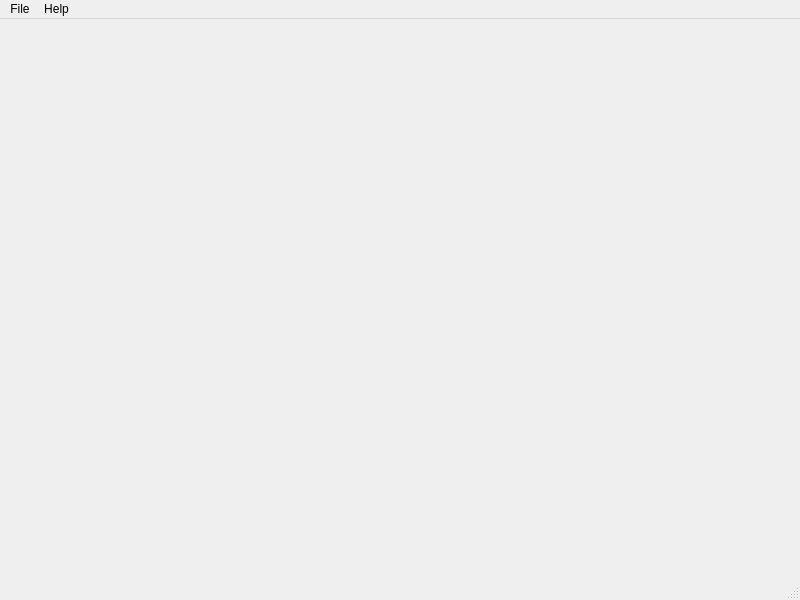
zZuuL/dlms-tester, file ui/MainWindow.ui: the form before one commit.
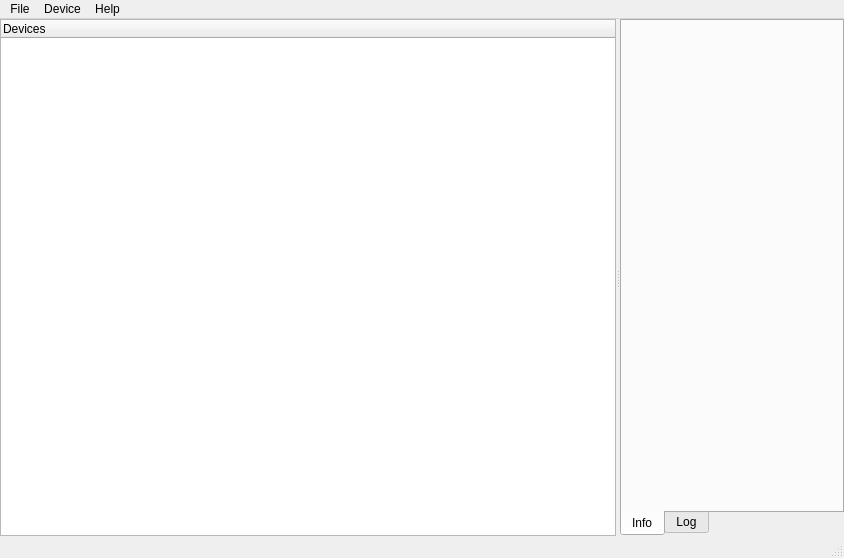
The form after the commit.

Diff of the .ui file:
```diff
--- a/ui/MainWindow.ui
+++ b/ui/MainWindow.ui
@@ -6,21 +6,74 @@
    <rect>
     <x>0</x>
     <y>0</y>
-    <width>800</width>
-    <height>600</height>
+    <width>844</width>
+    <height>558</height>
    </rect>
   </property>
   <property name="windowTitle">
    <string>Dlms tester</string>
   </property>
-  <widget class="QWidget" name="centralwidget"/>
+  <widget class="QWidget" name="centralwidget">
+   <layout class="QVBoxLayout" name="verticalLayout">
+    <property name="spacing">
+     <number>0</number>
+    </property>
+    <property name="leftMargin">
+     <number>0</number>
+    </property>
+    <property name="topMargin">
+     <number>0</number>
+    </property>
+    <property name="rightMargin">
+     <number>0</number>
+    </property>
+    <property name="bottomMargin">
+     <number>0</number>
+    </property>
+    <item>
+     <widget class="QSplitter" name="splitter">
+      <property name="orientation">
+       <enum>Qt::Horizontal</enum>
+      </property>
+      <widget class="QTreeWidget" name="treeWidget">
+       <column>
+        <property name="text">
+         <string>Devices</string>
+        </property>
+       </column>
+      </widget>
+      <widget class="QTabWidget" name="tabWidget">
+       <property name="tabPosition">
+        <enum>QTabWidget::South</enum>
+       </property>
+       <property name="tabShape">
+        <enum>QTabWidget::Rounded</enum>
+       </property>
+       <property name="currentIndex">
+        <number>0</number>
+       </property>
+       <widget class="QWidget" name="tab">
+        <attribute name="title">
+         <string>Info</string>
+        </attribute>
+       </widget>
+       <widget class="QWidget" name="tab_2">
+        <attribute name="title">
+         <string>Log</string>
+        </attribute>
+       </widget>
+      </widget>
+     </widget>
+    </item>
+   </layout>
+  </widget>
   <widget class="QMenuBar" name="menubar">
    <property name="geometry">
     <rect>
      <x>0</x>
      <y>0</y>
-     <width>800</width>
-     <height>29</height>
+     <width>844</width>
+     <height>21</height>
     </rect>
    </property>
    <widget class="QMenu" name="menuFile">
@@ -37,7 +90,15 @@
     </property>
     <addaction name="action_AboutQt"/>
    </widget>
+   <widget class="QMenu" name="menuDevice">
+    <property name="title">
+     <string>Device</string>
+    </property>
+    <addaction name="action_DeviceConnect"/>
+    <addaction name="action_DeviceDisconnect"/>
+   </widget>
    <addaction name="menuFile"/>
+   <addaction name="menuDevice"/>
    <addaction name="menuHelp"/>
   </widget>
   <widget class="QStatusBar" name="statusbar"/>
```
Left out of the diff: 68 changed lines with no effect on the pictures.
